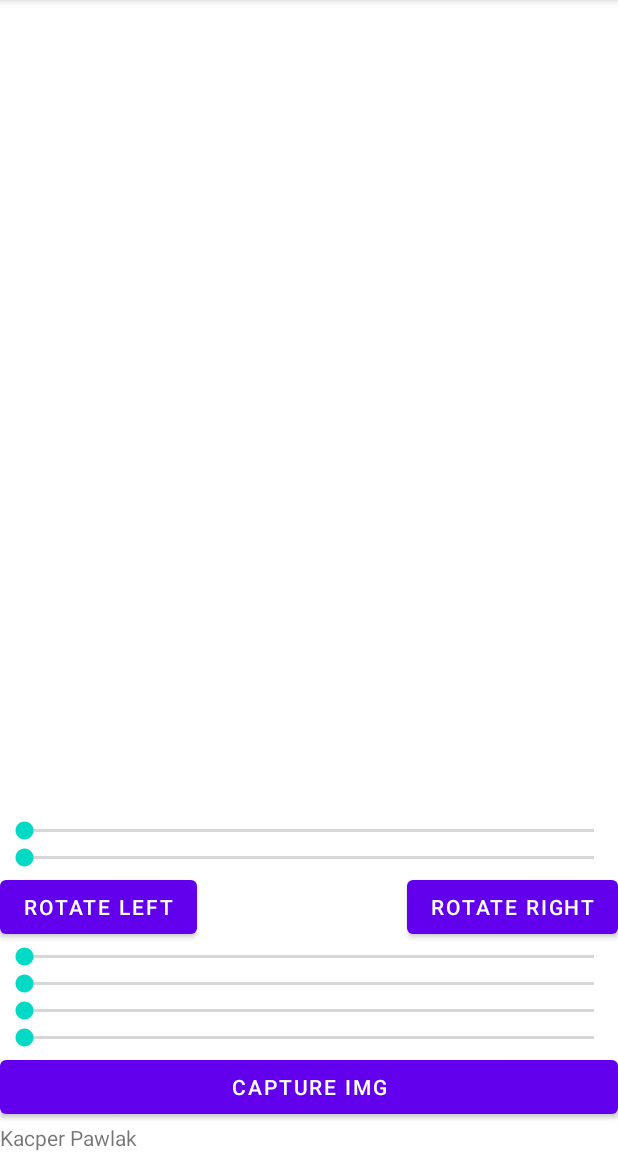
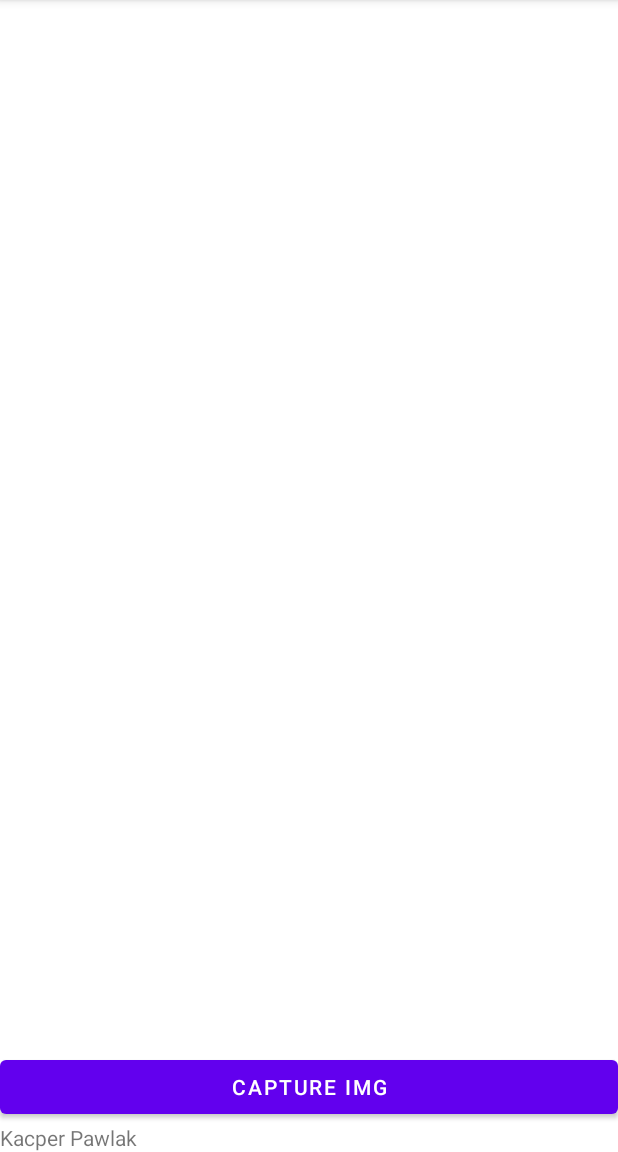
Before and after one commit to fczasi/photo_edit, an Android app: the screen it shows after launch (MainActivity), on a phone screen of 412 x 824 dp, the part 84-1236 px from its top. Run offline under Robolectric (Android 15) with nearby library versions, the phone set to English and light mode, and no system bars.

Commit message:
narzędzia do edycji pokazują się dopiero po wykonaniu zdjęcia + poprawienie prawego obrotu

```diff
--- a/app/src/main/java/com/example/photo_edit/MainActivity.java
+++ b/app/src/main/java/com/example/photo_edit/MainActivity.java
@@ -17,6 +17,7 @@ import android.provider.MediaStore;
 import android.view.View;
 import android.widget.Button;
 import android.widget.ImageView;
+import android.widget.RelativeLayout;
 import android.widget.SeekBar;
 
 public class MainActivity extends AppCompatActivity {
@@ -24,6 +25,7 @@ public class MainActivity extends AppCompatActivity {
     ImageView imageView;
     Button button, buttl, buttr;
     SeekBar seekh, seekw, seeka, seekr, seekg, seekb;
+    RelativeLayout edittools;
 
     public int rotate = 0;
 
@@ -40,6 +42,7 @@ public class MainActivity extends AppCompatActivity {
         setContentView(R.layout.activity_main);
 
         imageView = findViewById(R.id.imgv);
+        edittools = findViewById(R.id.edittools);
 
         button = findViewById(R.id.buttshoot);
         buttl = findViewById(R.id.buttleft);
@@ -62,7 +65,7 @@ public class MainActivity extends AppCompatActivity {
         buttr.setOnClickListener(new View.OnClickListener() {
             @Override
             public void onClick(View view) {
-                rotate -= 90;
+                rotate += 90;
                 imageView.setRotation(rotate);
             }
         });
@@ -211,6 +214,8 @@ public class MainActivity extends AppCompatActivity {
         if(requestCode == 100){
             Bitmap bitmap = (Bitmap) data.getExtras().get("data");
             imageView.setImageBitmap(bitmap);
+            button.setVisibility(View.GONE);
+            edittools.setVisibility(View.VISIBLE);
         }
     }
 }
--- a/app/src/main/res/layout/activity_main.xml
+++ b/app/src/main/res/layout/activity_main.xml
@@ -16,7 +16,8 @@
     <RelativeLayout
         android:layout_width="wrap_content"
         android:layout_height="wrap_content"
-        android:visibility="visible"
+        android:id="@+id/edittools"
+        android:visibility="gone"
         >
 
         <SeekBar
```
